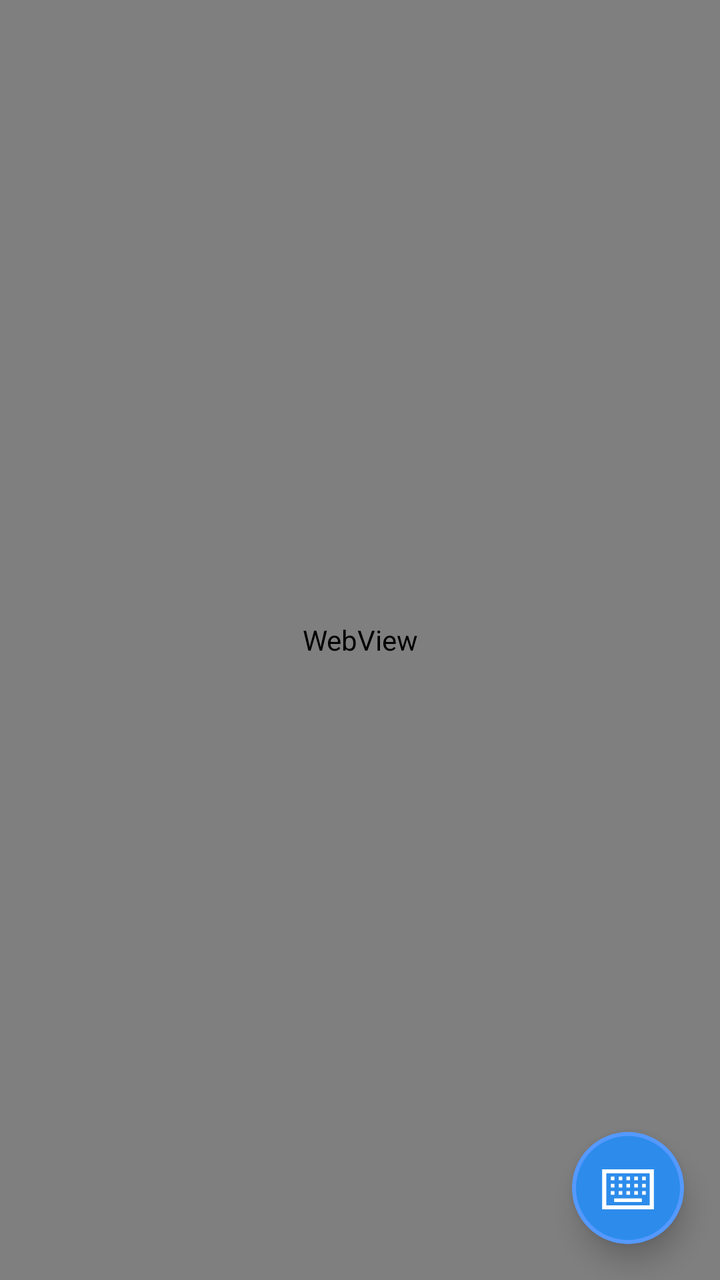
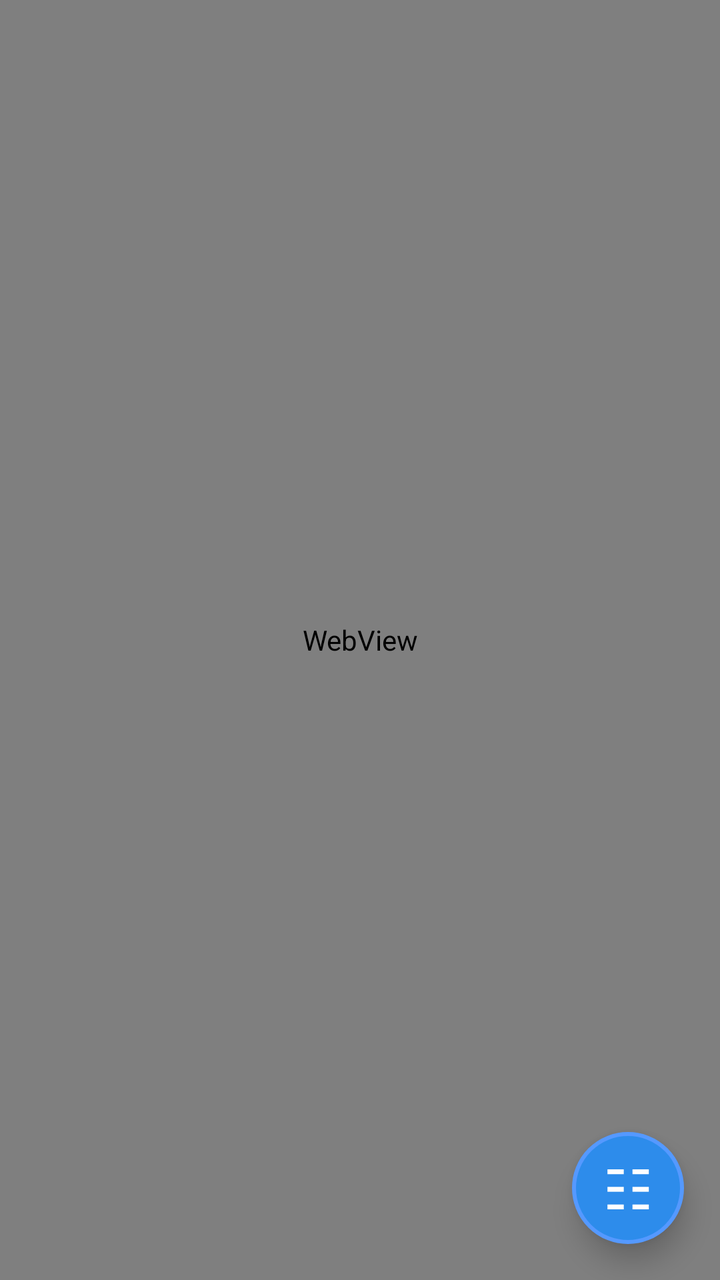

Two renders of the same Android screen: before a commit and after it. Below are the layout's source before the change and the commit's diff.
<!-- AndroidManifest.xml: application theme Theme.EffectCraft.Fullscreen -->
<!-- res/layout/activity_main.xml -->
<?xml version="1.0" encoding="utf-8"?>
<FrameLayout xmlns:android="http://schemas.android.com/apk/res/android"
    android:id="@+id/root_container"
    android:layout_width="match_parent"
    android:layout_height="match_parent"
    android:background="@color/bg_dark">

    
    <WebView
        android:id="@+id/webview"
        android:layout_width="match_parent"
        android:layout_height="match_parent"
        android:focusable="true"
        android:focusableInTouchMode="true" />

    
    <FrameLayout
        android:id="@+id/btn_floating_keyboard"
        android:layout_width="56dp"
        android:layout_height="56dp"
        android:layout_gravity="bottom|end"
        android:layout_marginEnd="18dp"
        android:layout_marginBottom="18dp"
        android:background="@drawable/bg_floating_button"
        android:clickable="true"
        android:focusable="true"
        android:elevation="8dp">

        <TextView
            android:layout_width="wrap_content"
            android:layout_height="wrap_content"
            android:layout_gravity="center"
            android:text="⌨"
            android:textColor="#ffffff"
            android:textSize="28sp" />
    </FrameLayout>

</FrameLayout>
<!-- resources referenced by this layout -->
<resources>
  <color name="bg_dark">#1b1c1f</color>
  <!-- drawable bg_floating_button (drawable) -->
  <?xml version="1.0" encoding="utf-8"?>
  <ripple xmlns:android="http://schemas.android.com/apk/res/android"
      android:color="#55ffffff">
      <item>
          <shape android:shape="oval">
              <solid android:color="#2d8ceb" />
              <stroke android:width="2dp" android:color="#5599ff" />
          </shape>
      </item>
  </ripple>
  <style name="Theme.EffectCraft.Fullscreen" parent="android:Theme.DeviceDefault.NoActionBar.Fullscreen">
          <item name="android:windowContentOverlay">@null</item>
          <item name="android:windowBackground">@color/bg_dark</item>
      </style>
</resources>

<!-- the commit's change to res/layout/activity_main.xml (unified diff, before → after) -->
@@ -16,6 +16,7 @@
     
     <FrameLayout
         android:id="@+id/btn_floating_keyboard"
+        android:contentDescription="Pocket Tools"
         android:layout_width="56dp"
         android:layout_height="56dp"
         android:layout_gravity="bottom|end"
@@ -30,7 +31,7 @@
             android:layout_width="wrap_content"
             android:layout_height="wrap_content"
             android:layout_gravity="center"
-            android:text="⌨"
+            android:text="☷"
             android:textColor="#ffffff"
             android:textSize="28sp" />
     </FrameLayout>
